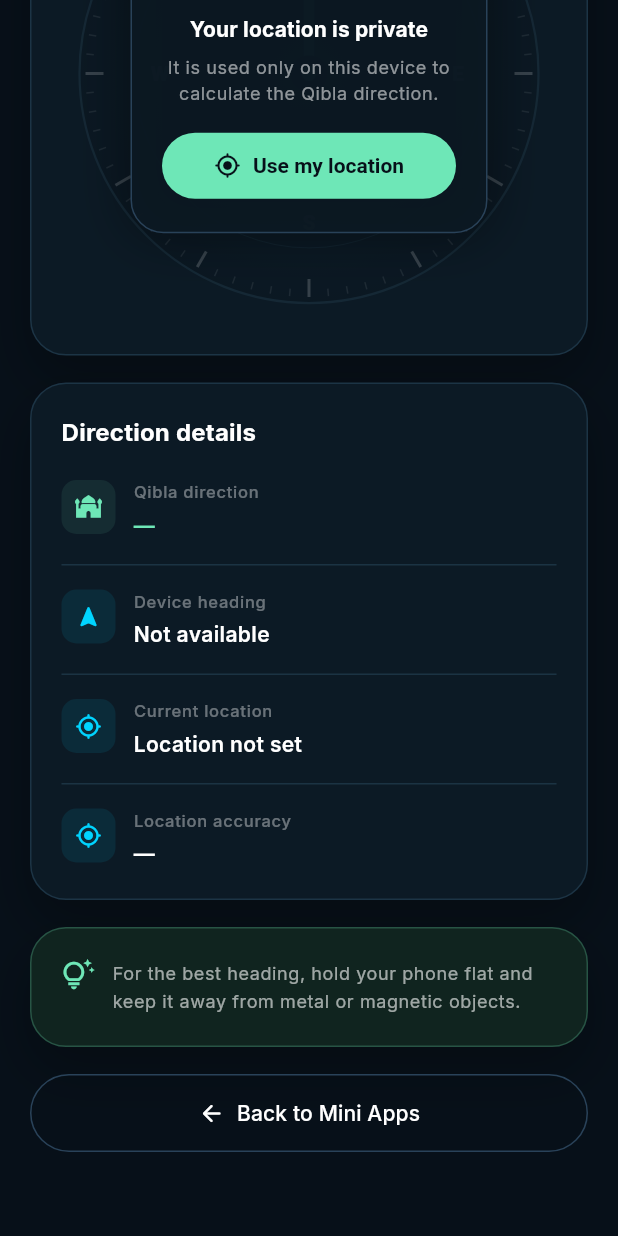
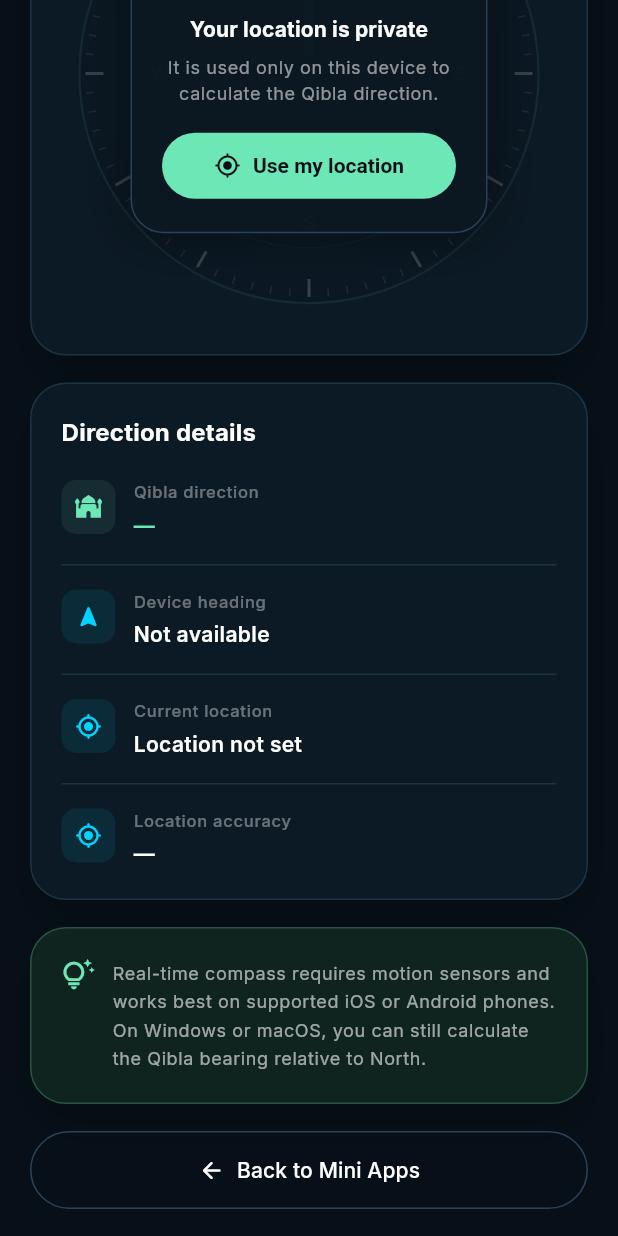
Before and after one commit to fauzibinfaisal/logic-lab-flutter, a Flutter app: the QiblaPage screen opened directly, scrolled down 426 dp, on a phone screen of 412 x 824 dp. Run offline on Flutter 3.47's test engine with Material 3 defaults, Android fonts, the phone set to English and light mode, and no system bars; our stand-ins replace geolocator, google_fonts, responsive_framework, shared_preferences, web; missing offline and left inert: dart:js_interop; accounts and stored records are empty.

Commit message:
fix: clarify Qibla compass device support

```diff
--- a/lib/mini_apps/qibla/qibla_page.dart
+++ b/lib/mini_apps/qibla/qibla_page.dart
@@ -286,6 +286,15 @@ class _QiblaPageState extends State<QiblaPage> {
     final tt = Theme.of(context).textTheme;
     final qiblaBearing = _qiblaBearing;
     final headingAvailable = _headingStatus == _HeadingStatus.available;
+    final headingUnsupported = _headingStatus == _HeadingStatus.unsupported;
+    final headingWaiting = _headingStatus == _HeadingStatus.waiting;
+    final headingGuidance = headingAvailable
+        ? 'For the best heading, hold your phone flat and keep it away from metal or magnetic objects.'
+        : headingUnsupported
+            ? 'Live compass is unavailable on this device. For real-time heading, open QIBLA App on a supported iOS or Android phone. You can still use the Qibla bearing above relative to North.'
+            : headingWaiting
+                ? 'Checking for a motion sensor. Keep your device still for a moment.'
+                : 'Real-time compass requires motion sensors and works best on supported iOS or Android phones. On Windows or macOS, you can still calculate the Qibla bearing relative to North.';
 
     return Column(
       children: [
@@ -340,20 +349,30 @@ class _QiblaPageState extends State<QiblaPage> {
         ),
         const SizedBox(height: 18),
         _GlassPanel(
-          color: const Color(0xFF10241F),
-          borderColor: const Color(0xFF275444),
+          color: headingUnsupported
+              ? const Color(0xFF28200F)
+              : const Color(0xFF10241F),
+          borderColor: headingUnsupported
+              ? const Color(0xFF6B5420)
+              : const Color(0xFF275444),
           child: Row(
             crossAxisAlignment: CrossAxisAlignment.start,
             children: [
-              const Icon(
-                Icons.tips_and_updates_outlined,
-                color: Color(0xFF6EE7B7),
+              Icon(
+                headingUnsupported
+                    ? Icons.phone_iphone_rounded
+                    : headingWaiting
+                        ? Icons.sensors_rounded
+                        : Icons.tips_and_updates_outlined,
+                color: headingUnsupported
+                    ? const Color(0xFFFFC857)
+                    : const Color(0xFF6EE7B7),
                 size: 22,
               ),
               const SizedBox(width: 12),
               Expanded(
                 child: Text(
-                  'For the best heading, hold your phone flat and keep it away from metal or magnetic objects.',
+                  headingGuidance,
                   style: tt.bodySmall?.copyWith(
                     color: Colors.white60,
                     height: 1.55,
```
Also changed, not shown: 1 other file.
